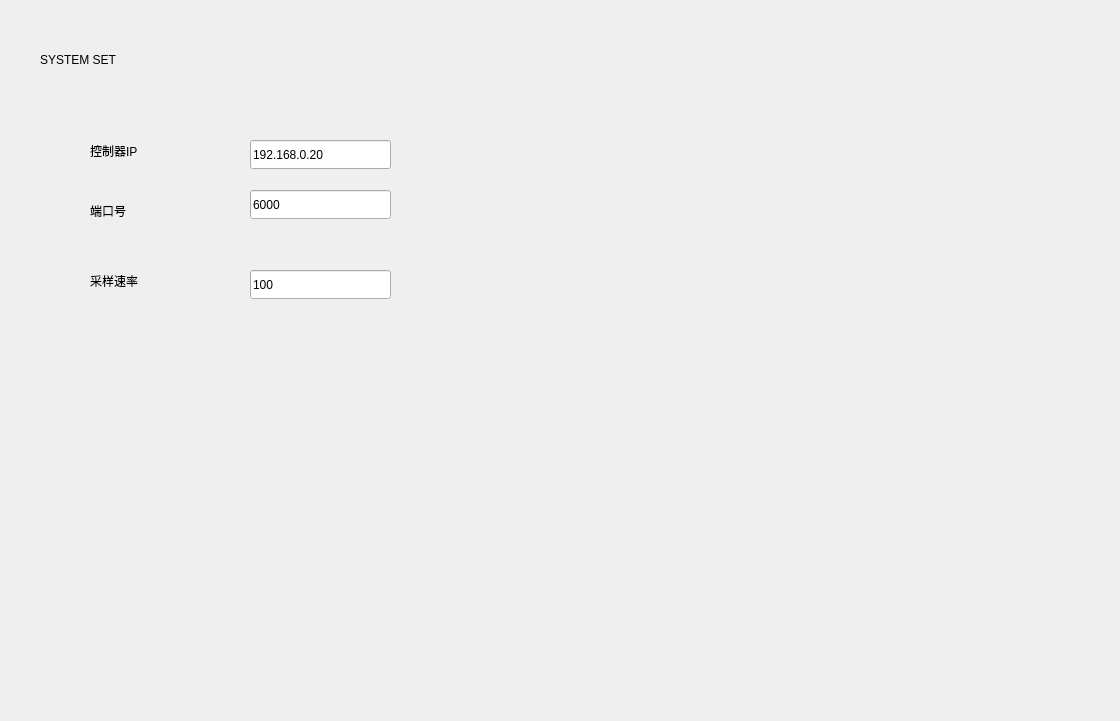
Mr-tang0/TCP-basedmaterial-tensile-testing-machine-control-system, file systemsetwidget.ui: the form before one commit.
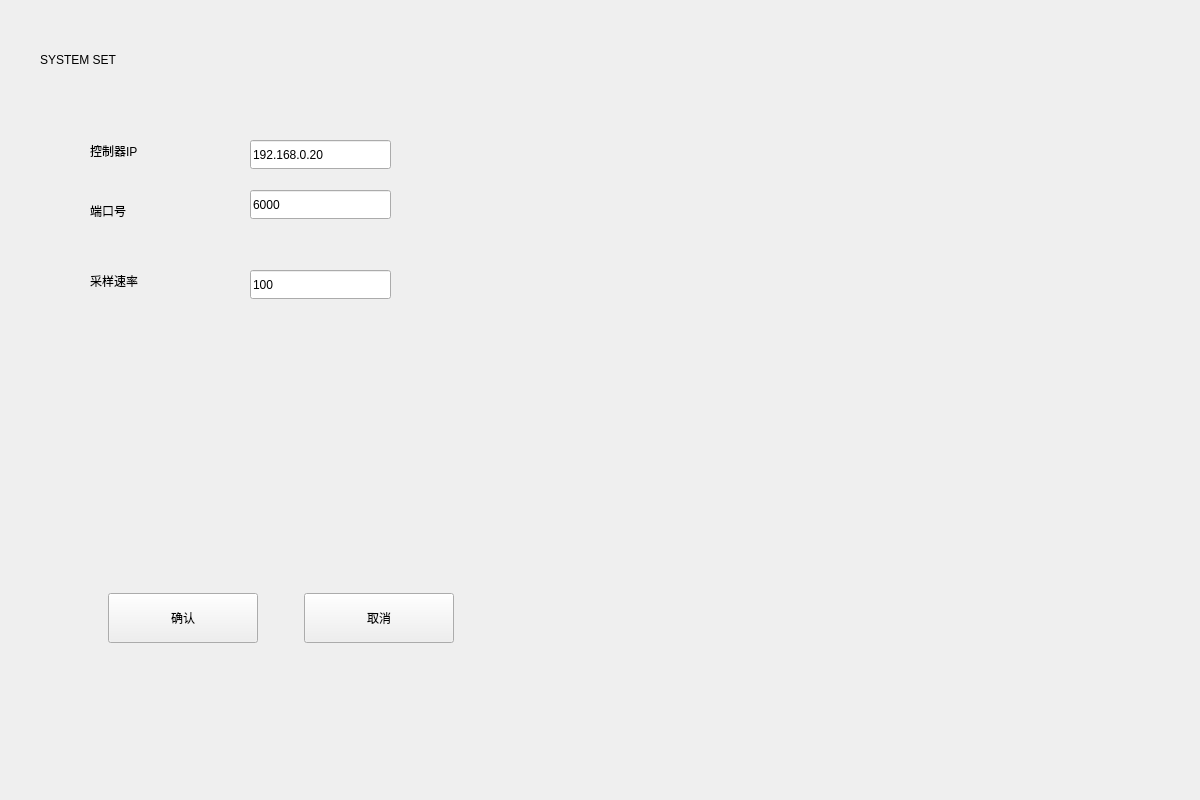
The form after the commit.

The edit to the form file:
```diff
--- a/systemsetwidget.ui
+++ b/systemsetwidget.ui
@@ -6,8 +6,8 @@
    <rect>
     <x>0</x>
     <y>0</y>
-    <width>1120</width>
-    <height>721</height>
+    <width>1200</width>
+    <height>800</height>
    </rect>
   </property>
   <property name="minimumSize">
@@ -122,6 +122,91 @@
     <string>100</string>
    </property>
   </widget>
+  <widget class="QWidget" name="layoutWidget">
+   <property name="geometry">
+    <rect>
+     <x>50</x>
+     <y>590</y>
+     <width>462</width>
+     <height>56</height>
+    </rect>
+   </property>
+   <layout class="QHBoxLayout" name="horizontalLayout_14">
+    <item>
+     <spacer name="horizontalSpacer_8">
+      <property name="orientation">
+       <enum>Qt::Horizontal</enum>
+      </property>
+      <property name="sizeHint" stdset="0">
+       <size>
+        <width>40</width>
+        <height>20</height>
+       </size>
+      </property>
+     </spacer>
+    </item>
+    <item>
+     <layout class="QHBoxLayout" name="horizontalLayout_10">
+      <item>
+       <layout class="QHBoxLayout" name="horizontalLayout_8">
+        <item>
+         <widget class="QPushButton" name="Checked">
+          <property name="minimumSize">
+           <size>
+            <width>150</width>
+            <height>50</height>
+           </size>
+          </property>
+          <property name="text">
+           <string>确认</string>
+          </property>
+         </widget>
+        </item>
+        <item>
+         <spacer name="horizontalSpacer_3">
+          <property name="orientation">
+           <enum>Qt::Horizontal</enum>
+          </property>
+          <property name="sizeHint" stdset="0">
+           <size>
+            <width>40</width>
+            <height>20</height>
+           </size>
+          </property>
+         </spacer>
+        </item>
+        <item>
+         <widget class="QPushButton" name="cancel">
+          <property name="minimumSize">
+           <size>
+            <width>150</width>
+            <height>50</height>
+           </size>
+          </property>
+          <property name="text">
+           <string>取消</string>
+          </property>
+         </widget>
+        </item>
+       </layout>
+      </item>
+     </layout>
+    </item>
+    <item>
+     <spacer name="horizontalSpacer_9">
+      <property name="orientation">
+       <enum>Qt::Horizontal</enum>
+      </property>
+      <property name="sizeHint" stdset="0">
+       <size>
+        <width>40</width>
+        <height>20</height>
+       </size>
+      </property>
+     </spacer>
+    </item>
+   </layout>
+  </widget>
  </widget>
  <resources/>
  <connections/>
```
